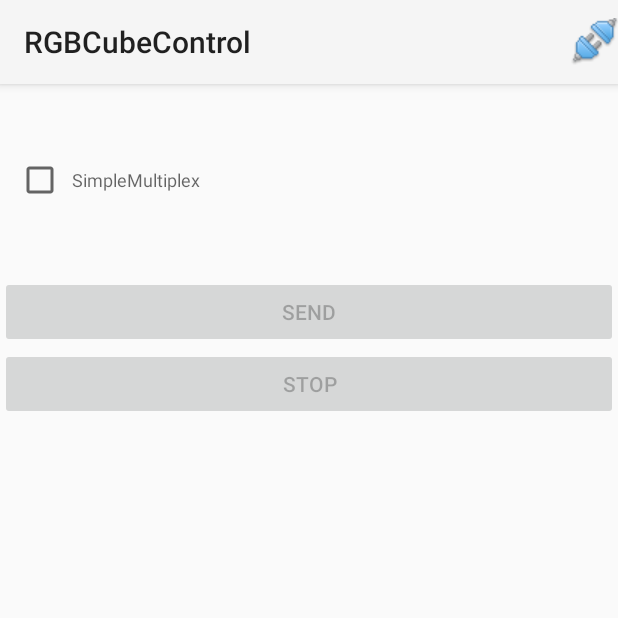
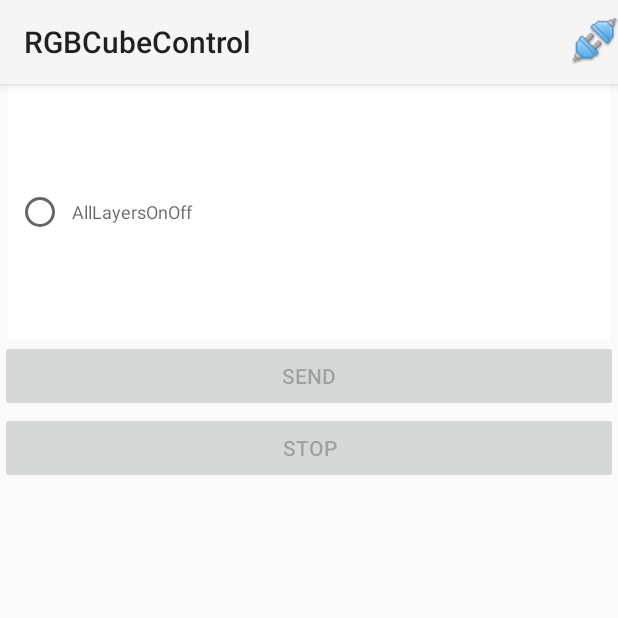
Before and after one commit to jmoerschbach/RGBCube, an Android app: the screen it shows after launch (MainActivity), on a phone screen of 412 x 824 dp, the top half of it. Run offline under Robolectric (Android 15) with nearby library versions, the phone set to English and light mode, and no system bars; libraries missing offline, so code that uses them is left out: app.akexorcist.bluetotohspp; 4 statements that could not run were skipped.

Commit message:
puhh boolean expressions to keep track of selected items

```diff
--- a/RGBCubeControlKotlin/app/src/main/java/de/jonas/rgbcubecontrol/domain/AnimationProvider.kt
+++ b/RGBCubeControlKotlin/app/src/main/java/de/jonas/rgbcubecontrol/domain/AnimationProvider.kt
@@ -1,12 +1,11 @@
 package de.jonas.rgbcubecontrol.domain
 
-import de.jonas.rgbcubecontrol.domain.animations.AllLayersOnOffAnimation
-import de.jonas.rgbcubecontrol.domain.animations.Animation
-import de.jonas.rgbcubecontrol.domain.animations.SimpleMultiplexAnimation
-import de.jonas.rgbcubecontrol.domain.animations.TestLedAnimation
+import de.jonas.rgbcubecontrol.domain.animations.*
 import java.util.Arrays.asList
 
 class AnimationProvider {
 
-    fun getAvailableAnimations() : List<Animation> = asList(SimpleMultiplexAnimation(), AllLayersOnOffAnimation(), TestLedAnimation())
+    fun getAvailableAnimations(): List<Animation> {
+        return listOf(SimpleMultiplexAnimation(), AllLayersOnOffAnimation(), TestLedAnimation(), RainfallAnimation()).sortedBy { it.animationName }
+    }
 }
--- a/RGBCubeControlKotlin/app/src/main/java/de/jonas/rgbcubecontrol/domain/animations/RainfallAnimation.kt
+++ b/RGBCubeControlKotlin/app/src/main/java/de/jonas/rgbcubecontrol/domain/animations/RainfallAnimation.kt
@@ -1,7 +1,6 @@
 package de.jonas.rgbcubecontrol.domain.animations
 
 import de.jonas.rgbcubecontrol.domain.Constants
-
 class RainfallAnimation : Animation() {
 
     private var layerToLight = 7
--- a/RGBCubeControlKotlin/app/src/main/java/de/jonas/rgbcubecontrol/ui/AnimationItemProvider.kt
+++ b/RGBCubeControlKotlin/app/src/main/java/de/jonas/rgbcubecontrol/ui/AnimationItemProvider.kt
@@ -6,7 +6,7 @@ import java.util.stream.Collectors.toList
 class AnimationItemProvider(private val animationProvider: AnimationProvider = AnimationProvider()) {
 
     fun getAllAnimationItems(): AnimationList {
-        val animationItems = animationProvider.getAvailableAnimations().stream().map { AnimationItem(it, false) }.collect(toList())
+        val animationItems = animationProvider.getAvailableAnimations().stream().map { AnimationItem(it) }.collect(toList())
         return AnimationList(animationItems)
     }
 }
--- a/RGBCubeControlKotlin/app/src/main/java/de/jonas/rgbcubecontrol/ui/App.kt
+++ b/RGBCubeControlKotlin/app/src/main/java/de/jonas/rgbcubecontrol/ui/App.kt
@@ -5,8 +5,7 @@ import android.app.NotificationChannel
 import android.app.NotificationManager
 import android.content.Context
 import app.akexorcist.bluetotohspp.library.BluetoothSPP
-import jonas.de.weatherapp.ui.utils.DelegatesExt
-import jonas.de.weatherapp.ui.utils.NotNullSingleValueVar
+import de.jonas.rgbcubecontrol.utils.DelegatesExt
 
 class App : Application() {
 
--- a/RGBCubeControlKotlin/app/src/main/java/de/jonas/rgbcubecontrol/ui/DomainClasses.kt
+++ b/RGBCubeControlKotlin/app/src/main/java/de/jonas/rgbcubecontrol/ui/DomainClasses.kt
@@ -7,6 +7,10 @@ data class AnimationList(val animationItems: List<AnimationItem>) {
         get() = animationItems.size
 
     operator fun get(position: Int) = animationItems[position]
+
+    fun deselectAll() {
+        animationItems.forEach { it.isSelected = false }
+    }
 }
 
-data class AnimationItem(val animation: Animation, val isSelected: Boolean)
+data class AnimationItem(val animation: Animation, var isSelected: Boolean = false, var isPlaying: Boolean = false)
--- a/RGBCubeControlKotlin/app/src/main/java/de/jonas/rgbcubecontrol/ui/adapters/AvailableAnimationsListAdapter.kt
+++ b/RGBCubeControlKotlin/app/src/main/java/de/jonas/rgbcubecontrol/ui/adapters/AvailableAnimationsListAdapter.kt
@@ -1,6 +1,7 @@
 package de.jonas.rgbcubecontrol.ui.adapters
 
 import android.support.v7.widget.RecyclerView
+import android.util.Log
 import android.view.LayoutInflater
 import android.view.View
 import android.view.ViewGroup
@@ -10,12 +11,15 @@ import de.jonas.rgbcubecontrol.ui.AnimationList
 import kotlinx.android.extensions.LayoutContainer
 import kotlinx.android.synthetic.main.item_animation.*
 
+
 class AvailableAnimationsListAdapter(private val allAnimations: AnimationList,
-                                     private val itemClick: (AnimationItem) -> Unit) : RecyclerView.Adapter<AvailableAnimationsListAdapter.ViewHolder>() {
+                                     private val clickAction: (AnimationItem) -> Unit) : RecyclerView.Adapter<AvailableAnimationsListAdapter.ViewHolder>() {
+
+    private val TAG = "AvailableAnimationsListAdapter"
 
     override fun onCreateViewHolder(parent: ViewGroup, viewType: Int): ViewHolder {
         val view = LayoutInflater.from(parent.context).inflate(R.layout.item_animation, parent, false)
-        return ViewHolder(view, itemClick)
+        return ViewHolder(view, clickAction)
     }
 
     override fun onBindViewHolder(holder: ViewHolder, position: Int) {
@@ -24,17 +28,28 @@ class AvailableAnimationsListAdapter(private val allAnimations: AnimationList,
 
     override fun getItemCount(): Int = allAnimations.size
 
-    class ViewHolder(override val containerView: View,
-                     private val itemClick: (AnimationItem) -> Unit) :
+    inner class ViewHolder(override val containerView: View,
+                           private val clickAction: (AnimationItem) -> Unit) :
             RecyclerView.ViewHolder(containerView), LayoutContainer {
+
+
+        private val clickVisualization: (AnimationItem) -> Unit = {
+            val wasAlreadySelected = it.isSelected
+            Log.w(TAG, "${it.animation.animationName} at adapterPosition=$adapterPosition wasAlreadySelected=$wasAlreadySelected")
+            allAnimations.deselectAll()
+            it.isSelected = !wasAlreadySelected
+            allAnimations.animationItems.forEach({ Log.w(TAG, "${it.animation.animationName}: ${it.isSelected}") })
+            notifyDataSetChanged()
+        }
+
+        private val completeClickAction: (AnimationItem) -> Unit = { clickAction(it); clickVisualization(it) }
 
         fun bindAnimation(animationItem: AnimationItem) {
             with(animationItem) {
-
                 descriptionText.text = animation.animationName
-
-                itemView.setOnClickListener { itemClick(this) }
-
+                selectedRadioButton.isChecked = isSelected
+                itemView.isSelected = isSelected
+                itemView.setOnClickListener { completeClickAction(this) }
             }
         }
     }
--- a/RGBCubeControlKotlin/app/src/main/java/de/jonas/rgbcubecontrol/utils/DelegatesExt.kt
+++ b/RGBCubeControlKotlin/app/src/main/java/de/jonas/rgbcubecontrol/utils/DelegatesExt.kt
@@ -1,4 +1,4 @@
-package jonas.de.weatherapp.ui.utils
+package de.jonas.rgbcubecontrol.utils
 
 import java.lang.IllegalStateException
 import kotlin.reflect.KProperty
--- /dev/null
+++ b/RGBCubeControlKotlin/app/src/main/res/drawable/selector_row.xml
@@ -0,0 +1,7 @@
+<?xml version="1.0" encoding="utf-8"?>
+<selector xmlns:android="http://schemas.android.com/apk/res/android">
+    <!-- Color when the row is selected -->
+    <item android:drawable="@android:color/darker_gray" android:state_pressed="false" android:state_selected="true" />
+    <!-- Standard background color -->
+    <item android:drawable="@android:color/white" android:state_selected="false" />
+</selector>
--- a/RGBCubeControlKotlin/app/src/main/res/layout/item_animation.xml
+++ b/RGBCubeControlKotlin/app/src/main/res/layout/item_animation.xml
@@ -6,15 +6,15 @@
     android:layout_marginLeft="@dimen/spacing_xlarge"
     android:layout_marginRight="@dimen/spacing_xlarge"
     android:layout_weight="1"
+    android:background="@drawable/selector_row"
     android:gravity="center_vertical"
     android:orientation="horizontal"
     android:padding="@dimen/spacing_xlarge">
 
-    <CheckBox
-        android:id="@+id/checkbox_meat"
+    <RadioButton
+        android:id="@+id/selectedRadioButton"
         android:layout_width="wrap_content"
-        android:layout_height="wrap_content"
-        android:onClick="onCheckboxClicked" />
+        android:layout_height="wrap_content" />
 
     <Space
         android:layout_width="@dimen/spacing_xlarge"
```
Also changed, not shown: RGBCubeControlKotlin/app/src/main/java/de/jonas/rgbcubecontrol/bluetooth/StreamingService.kt (+5 -4 lines), RGBCubeControlKotlin/app/src/main/java/de/jonas/rgbcubecontrol/ui/activities/MainActivity.kt (+14 -5 lines).
